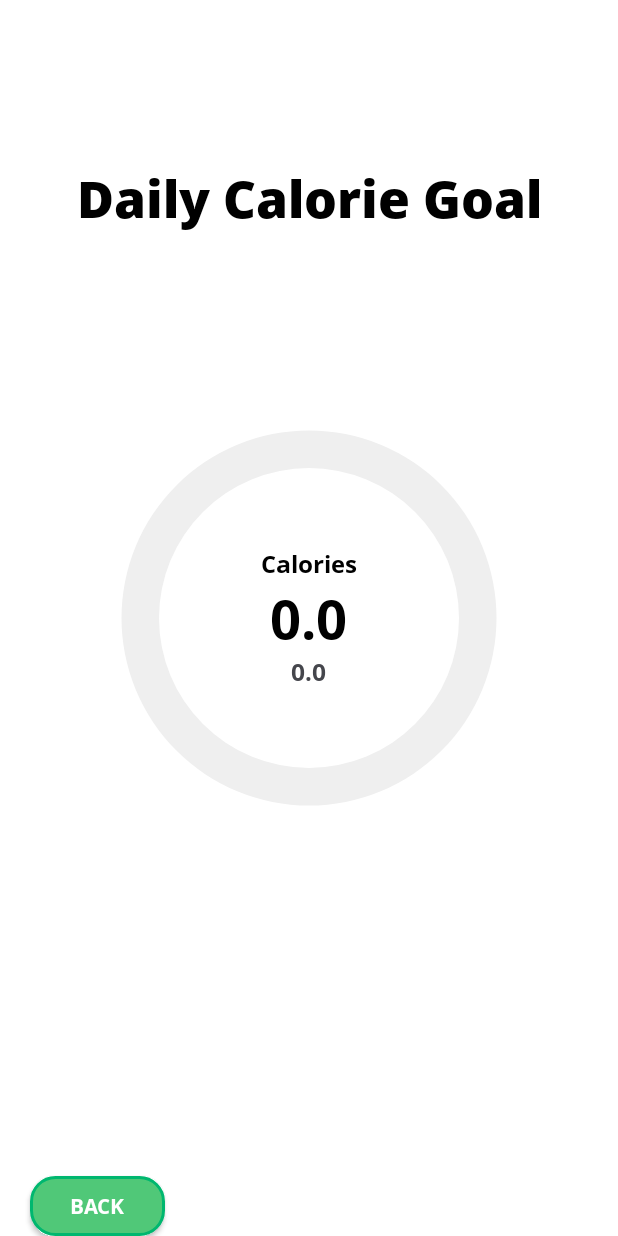
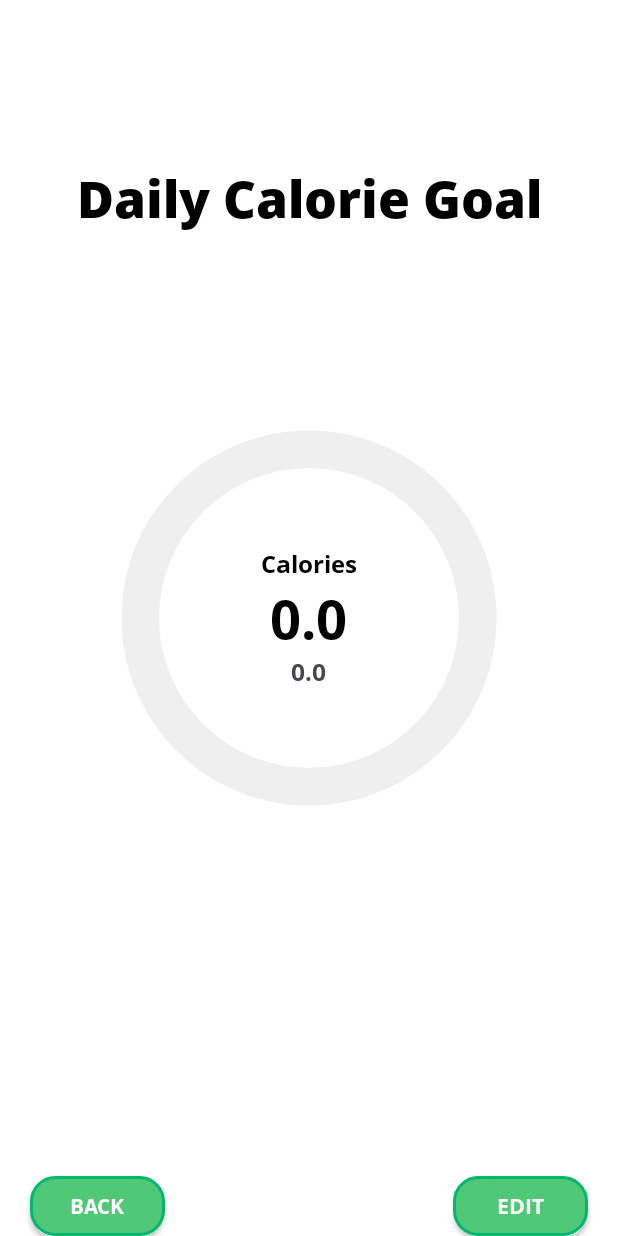
Before and after one commit to risinsilv/FCM, an Android app: the Nutrition screen opened directly, with no data from a screen before it, on a phone screen of 412 x 824 dp. Run offline under Robolectric (Android 15) with nearby library versions, the phone set to English and light mode, and no system bars; our stand-ins replace Room's generated code.

Commit message:
change kakki 1

```diff
--- a/app/src/main/res/layout/activity_nutrition.xml
+++ b/app/src/main/res/layout/activity_nutrition.xml
@@ -99,5 +99,17 @@
         app:layout_constraintBottom_toBottomOf="parent"
         app:layout_constraintStart_toStartOf="parent" />
 
+    <Button
+        android:id="@+id/editButton"
+        android:layout_width="90dp"
+        android:layout_height="40dp"
+        android:layout_marginEnd="20dp"
+        android:background="@drawable/button_backg"
+        android:fontFamily="@font/opensansbold"
+        android:text="Edit"
+        android:textColor="@color/white"
+        app:layout_constraintBottom_toBottomOf="parent"
+        app:layout_constraintEnd_toEndOf="parent" />
+
 
 </androidx.constraintlayout.widget.ConstraintLayout>
```
Also changed, not shown: app/src/main/java/com/example/fcm/Nutrition.java (+45 -5 lines).
